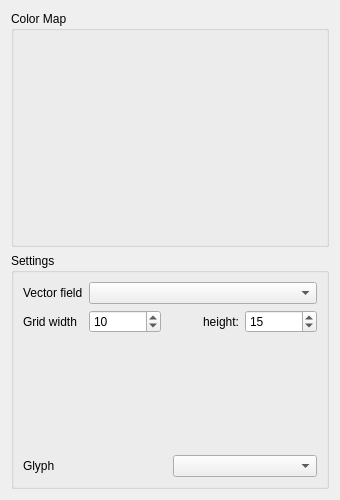
This is smoke/view/glyphstab.ui in bvanloon/Scientific-Visualization as Qt 5 draws it before an edit. The edited form follows.
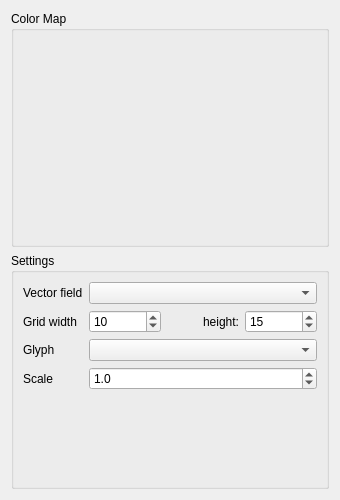
This is the edited form. Custom widgets are drawn as their Qt base class.

Commit message: Pass the scale from the UI to the settings object.

The edit to the form file:
```diff
--- a/smoke/view/glyphstab.ui
+++ b/smoke/view/glyphstab.ui
@@ -109,20 +109,33 @@
           </item>
          </layout>
         </item>
-       </layout>
-      </item>
-      <item>
-       <layout class="QHBoxLayout" name="horizontalLayout">
-        <item alignment="Qt::AlignLeft">
+        <item row="2" column="0">
          <widget class="QLabel" name="glyphLabel">
           <property name="text">
            <string>Glyph</string>
           </property>
          </widget>
         </item>
-        <item>
+        <item row="2" column="1">
          <widget class="QComboBox" name="glyphSelector"/>
         </item>
+        <item row="3" column="0">
+         <widget class="QLabel" name="scaleLabel">
+          <property name="text">
+           <string>Scale</string>
+          </property>
+         </widget>
+        </item>
+        <item row="3" column="1">
+         <widget class="QDoubleSpinBox" name="scale">
+          <property name="decimals">
+           <number>1</number>
+          </property>
+          <property name="value">
+           <double>1.000000000000000</double>
+          </property>
+         </widget>
+        </item>
        </layout>
       </item>
      </layout>
```
The commit also changes 5 other files.
